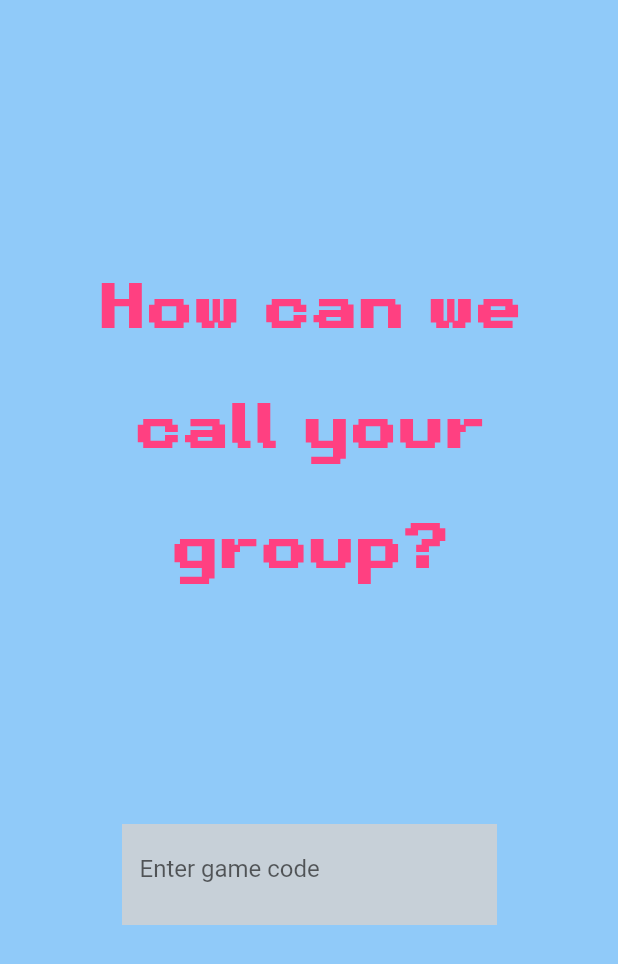
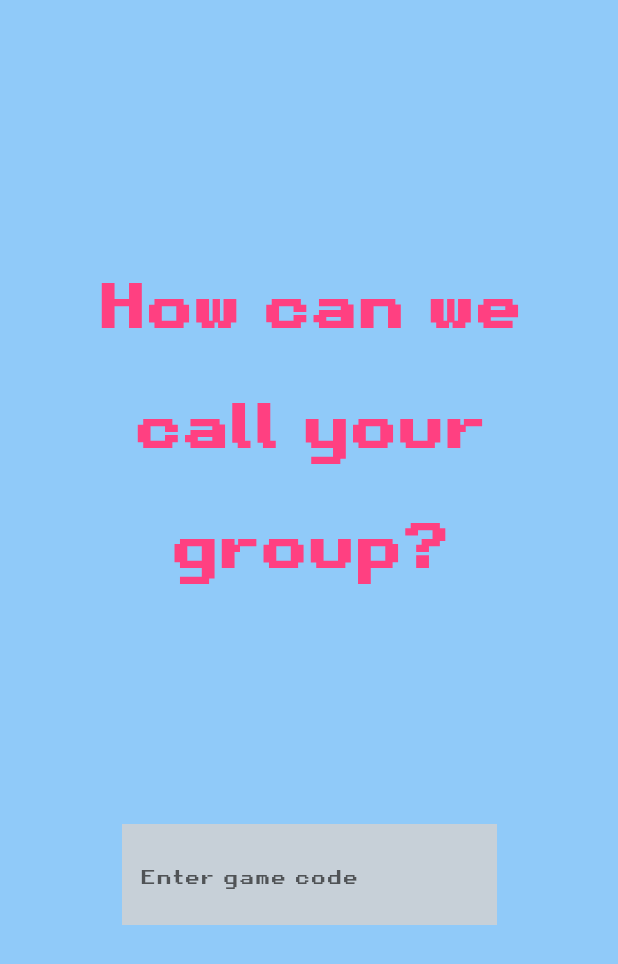
Before and after one commit to tnlong311/trivia-app, a Flutter app: the TeamFormationPage screen opened by its route, on a phone screen of 412 x 824 dp. Shown: the top 964 px of the screen. Run offline on Flutter 3.47's test engine with Material 2 defaults, Android fonts, the phone set to English and light mode, and no system bars; our stand-ins replace get.

Commit message:
Change Box's font

```diff
--- a/lib/consts/app_styles.dart
+++ b/lib/consts/app_styles.dart
@@ -17,6 +17,15 @@ const triviaHeading1 = TextStyle(
     fontFamily: 'PixelFont',
     letterSpacing: 0.6,
     fontSize: 40,
+    height: 2,
+    decoration: TextDecoration.none);
+
+const triviaSmall1 = TextStyle(
+    color: Colors.pinkAccent,
+    fontWeight: FontWeight.w200,
+    fontFamily: 'PixelFont',
+    letterSpacing: 0.6,
+    fontSize: 13,
     height: 2,
     decoration: TextDecoration.none);
 
--- a/lib/views/widgets/TextFieldWithButton.dart
+++ b/lib/views/widgets/TextFieldWithButton.dart
@@ -1,4 +1,5 @@
 import 'package:flutter/material.dart';
+import 'package:trivia_app/consts/app_styles.dart';
 
 class TextFieldWithButton extends StatefulWidget {
   const TextFieldWithButton(
@@ -37,6 +38,7 @@ class _TextFieldWithButtonState extends State<TextFieldWithButton> {
             child: Form(
               key: _formKey,
               child: TextFormField(
+                style: triviaSmall1,
                 validator: (value) {
                   if (value == null || value.isEmpty) {
                     return 'Please enter some text';
@@ -53,7 +55,7 @@ class _TextFieldWithButtonState extends State<TextFieldWithButton> {
                     borderSide:
                         BorderSide(color: Colors.transparent, width: 5.0),
                   ),
-                  hintText: "Enter game code",
+                  hintText: 'Enter game code',
                 ),
               ),
             ),
```
